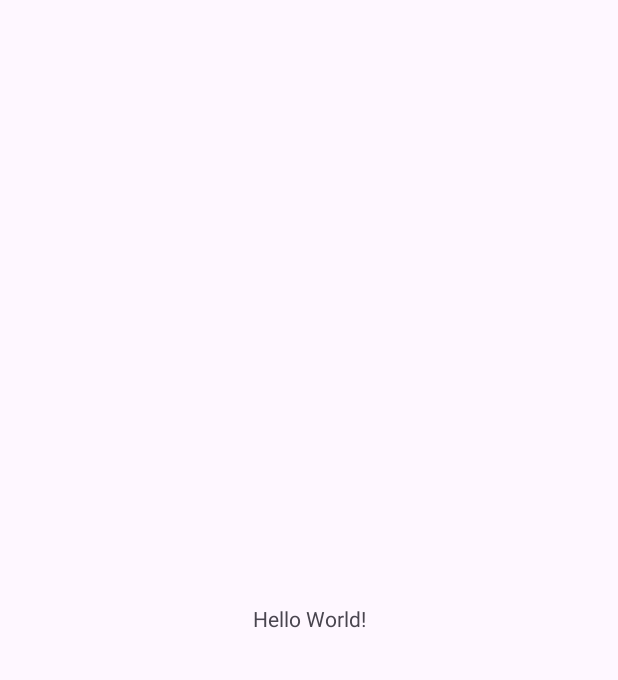
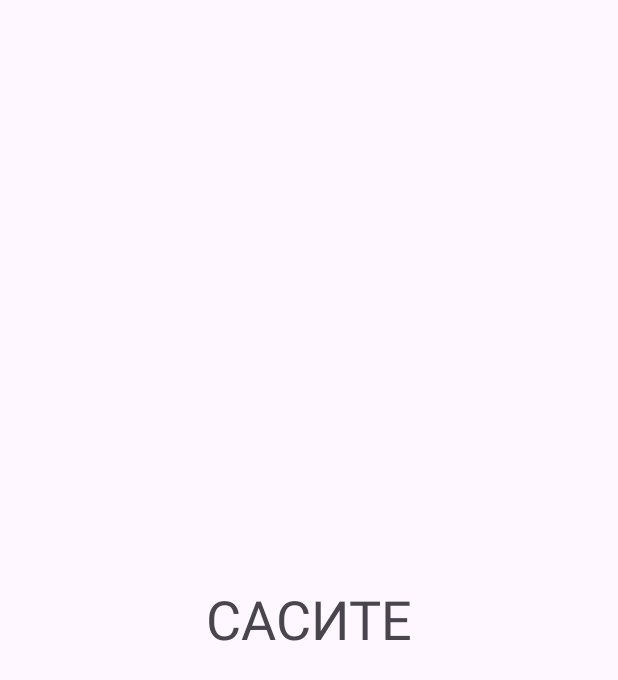
Before and after one commit to Logosph/dungeon_chicken_curry, an Android app: the screen it shows after launch (MainActivity), on a phone screen of 412 x 824 dp. Before the commit the part shown is almost empty. Shown: the top 680 px of the screen. Run offline under Robolectric (Android 15) with nearby library versions, the phone set to English and light mode, and no system bars.

Commit message:
Added fragments; binding; navgation

```diff
--- a/app/src/main/java/ru/logosph/dungeon_chicken_curry/MainActivity.kt
+++ b/app/src/main/java/ru/logosph/dungeon_chicken_curry/MainActivity.kt
@@ -5,16 +5,15 @@ import androidx.activity.enableEdgeToEdge
 import androidx.appcompat.app.AppCompatActivity
 import androidx.core.view.ViewCompat
 import androidx.core.view.WindowInsetsCompat
+import ru.logosph.dungeon_chicken_curry.databinding.ActivityMainBinding
 
 class MainActivity : AppCompatActivity() {
+
+    lateinit var binding: ActivityMainBinding
+
     override fun onCreate(savedInstanceState: Bundle?) {
         super.onCreate(savedInstanceState)
-        enableEdgeToEdge()
-        setContentView(R.layout.activity_main)
-        ViewCompat.setOnApplyWindowInsetsListener(findViewById(R.id.main)) { v, insets ->
-            val systemBars = insets.getInsets(WindowInsetsCompat.Type.systemBars())
-            v.setPadding(systemBars.left, systemBars.top, systemBars.right, systemBars.bottom)
-            insets
-        }
+        binding = ActivityMainBinding.inflate(layoutInflater)
+        setContentView(binding.root)
     }
 }
--- /dev/null
+++ b/app/src/main/java/ru/logosph/dungeon_chicken_curry/ui/fragments/LoginFragment.kt
@@ -0,0 +1,34 @@
+package ru.logosph.dungeon_chicken_curry.ui.fragments
+
+import android.os.Bundle
+import android.view.LayoutInflater
+import android.view.View
+import android.view.ViewGroup
+import androidx.fragment.app.Fragment
+import androidx.navigation.fragment.findNavController
+import ru.logosph.dungeon_chicken_curry.R
+import ru.logosph.dungeon_chicken_curry.databinding.FragmentLoginBinding
+
+class LoginFragment : Fragment() {
+
+    private lateinit var binding: FragmentLoginBinding
+
+    override fun onCreateView(
+        inflater: LayoutInflater,
+        container: ViewGroup?,
+        savedInstanceState: Bundle?
+    ): View {
+
+        binding = FragmentLoginBinding.inflate(
+            inflater,
+            container,
+            false
+        )
+
+        binding.button.setOnClickListener {
+            findNavController().navigate(R.id.action_loginFragment_to_signupFragment)
+        }
+
+        return binding.root
+    }
+}
--- a/app/src/main/res/layout/activity_main.xml
+++ b/app/src/main/res/layout/activity_main.xml
@@ -7,13 +7,16 @@
     android:layout_height="match_parent"
     tools:context=".MainActivity">
 
-    <TextView
-        android:layout_width="wrap_content"
-        android:layout_height="wrap_content"
-        android:text="Hello World!"
+    <androidx.fragment.app.FragmentContainerView
+        android:id="@+id/nav_host_fragment_activity_main"
+        android:name="androidx.navigation.fragment.NavHostFragment"
+        android:layout_width="match_parent"
+        android:layout_height="0dp"
+        app:defaultNavHost="true"
         app:layout_constraintBottom_toBottomOf="parent"
-        app:layout_constraintEnd_toEndOf="parent"
-        app:layout_constraintStart_toStartOf="parent"
-        app:layout_constraintTop_toTopOf="parent" />
+        app:layout_constraintLeft_toLeftOf="parent"
+        app:layout_constraintRight_toRightOf="parent"
+        app:layout_constraintTop_toTopOf="parent"
+        app:navGraph="@navigation/nav_graph" />
 
 </androidx.constraintlayout.widget.ConstraintLayout>
--- /dev/null
+++ b/app/src/main/res/layout/fragment_login.xml
@@ -0,0 +1,20 @@
+<?xml version="1.0" encoding="utf-8"?>
+<androidx.constraintlayout.widget.ConstraintLayout xmlns:android="http://schemas.android.com/apk/res/android"
+    android:layout_width="match_parent"
+    android:layout_height="match_parent"
+    xmlns:tools="http://schemas.android.com/tools"
+    xmlns:app="http://schemas.android.com/apk/res-auto"
+    tools:context=".ui.fragments.LoginFragment">
+
+    <com.google.android.material.textview.MaterialTextView
+        android:id="@+id/button"
+        android:layout_width="wrap_content"
+        android:layout_height="wrap_content"
+        android:textSize="36sp"
+        android:text="САСИТЕ"
+        app:layout_constraintBottom_toBottomOf="parent"
+        app:layout_constraintTop_toTopOf="parent"
+        app:layout_constraintStart_toStartOf="parent"
+        app:layout_constraintEnd_toEndOf="parent"/>
+
+</androidx.constraintlayout.widget.ConstraintLayout>
--- /dev/null
+++ b/app/src/main/res/navigation/nav_graph.xml
@@ -0,0 +1,40 @@
+<?xml version="1.0" encoding="utf-8"?>
+<navigation xmlns:android="http://schemas.android.com/apk/res/android"
+    xmlns:app="http://schemas.android.com/apk/res-auto"
+    xmlns:tools="http://schemas.android.com/tools"
+    android:id="@+id/nav_graph"
+    app:startDestination="@id/loginFragment">
+
+    <fragment
+        android:id="@+id/createRoom1Fragment"
+        android:name="ru.logosph.dungeon_chicken_curry.ui.fragments.CreateRoom1Fragment"
+        android:label="fragment_create_room_1"
+        tools:layout="@layout/fragment_create_room_1" >
+        <action
+            android:id="@+id/action_createRoom1Fragment_to_createRoom2Fragment"
+            app:destination="@id/createRoom2Fragment" />
+    </fragment>
+    <fragment
+        android:id="@+id/createRoom2Fragment"
+        android:name="ru.logosph.dungeon_chicken_curry.ui.fragments.CreateRoom2Fragment"
+        android:label="fragment_create_room_2"
+        tools:layout="@layout/fragment_create_room_2" />
+    <fragment
+        android:id="@+id/loginFragment"
+        android:name="ru.logosph.dungeon_chicken_curry.ui.fragments.LoginFragment"
+        android:label="fragment_login"
+        tools:layout="@layout/fragment_login" >
+        <action
+            android:id="@+id/action_loginFragment_to_signupFragment"
+            app:destination="@id/signupFragment" />
+    </fragment>
+    <fragment
+        android:id="@+id/signupFragment"
+        android:name="ru.logosph.dungeon_chicken_curry.ui.fragments.SignupFragment"
+        android:label="fragment_signup"
+        tools:layout="@layout/fragment_signup" >
+        <action
+            android:id="@+id/action_signupFragment_to_loginFragment"
+            app:destination="@id/loginFragment" />
+    </fragment>
+</navigation>
--- a/gradle/libs.versions.toml
+++ b/gradle/libs.versions.toml
@@ -6,12 +6,17 @@ junit = "4.13.2"
 junitVersion = "1.1.5"
 espressoCore = "3.5.1"
 appcompat = "1.7.0"
+lifecycleViewmodelKtx = "2.8.4"
 material = "1.12.0"
 activity = "1.9.0"
 constraintlayout = "2.1.4"
+navigationFragmentKtx = "2.7.7"
 
 [libraries]
 androidx-core-ktx = { group = "androidx.core", name = "core-ktx", version.ref = "coreKtx" }
+androidx-lifecycle-viewmodel-ktx = { module = "androidx.lifecycle:lifecycle-viewmodel-ktx", version.ref = "lifecycleViewmodelKtx" }
+androidx-navigation-fragment-ktx = { module = "androidx.navigation:navigation-fragment-ktx", version.ref = "navigationFragmentKtx" }
+androidx-navigation-ui-ktx = { module = "androidx.navigation:navigation-ui-ktx", version.ref = "navigationFragmentKtx" }
 junit = { group = "junit", name = "junit", version.ref = "junit" }
 androidx-junit = { group = "androidx.test.ext", name = "junit", version.ref = "junitVersion" }
 androidx-espresso-core = { group = "androidx.test.espresso", name = "espresso-core", version.ref = "espressoCore" }
```
Also changed, not shown: app/build.gradle.kts (+25 -0 lines), app/src/main/java/ru/logosph/dungeon_chicken_curry/ui/fragments/CreateRoom1Fragment.kt (added, +28 -0 lines), app/src/main/java/ru/logosph/dungeon_chicken_curry/ui/fragments/CreateRoom2Fragment.kt (added, +28 -0 lines), app/src/main/java/ru/logosph/dungeon_chicken_curry/ui/fragments/SignupFragment.kt (added, +34 -0 lines), app/src/main/res/layout/fragment_create_room_1.xml (added, +18 -0 lines), app/src/main/res/layout/fragment_create_room_2.xml (added, +18 -0 lines), app/src/main/res/layout/fragment_signup.xml (added, +20 -0 lines).
